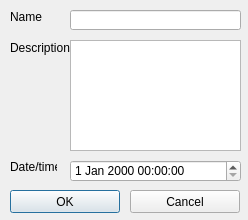
Old version of the form src/scaninfodialog.ui in the repository quepas/BodyOfYours.
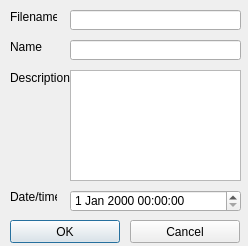
New version of the form.

Commit message: Adding text field for filename in ScanInfoDialog.

What changed in the file:
```diff
--- a/src/scaninfodialog.ui
+++ b/src/scaninfodialog.ui
@@ -7,7 +7,7 @@
     <x>0</x>
     <y>0</y>
     <width>248</width>
-    <height>220</height>
+    <height>246</height>
    </rect>
   </property>
   <property name="windowTitle">
@@ -17,17 +17,20 @@
    <property name="geometry">
     <rect>
      <x>70</x>
-     <y>40</y>
+     <y>70</y>
      <width>171</width>
      <height>111</height>
     </rect>
    </property>
   </widget>
   <widget class="QLineEdit" name="scanNameText">
+   <property name="enabled">
+    <bool>true</bool>
+   </property>
    <property name="geometry">
     <rect>
      <x>70</x>
-     <y>10</y>
+     <y>40</y>
      <width>171</width>
      <height>20</height>
     </rect>
@@ -37,7 +40,7 @@
    <property name="geometry">
     <rect>
      <x>10</x>
-     <y>190</y>
+     <y>220</y>
      <width>110</width>
      <height>23</height>
     </rect>
@@ -50,7 +53,7 @@
    <property name="geometry">
     <rect>
      <x>130</x>
-     <y>190</y>
+     <y>220</y>
      <width>110</width>
      <height>23</height>
     </rect>
@@ -63,7 +66,7 @@
    <property name="geometry">
     <rect>
      <x>70</x>
-     <y>160</y>
+     <y>190</y>
      <width>171</width>
      <height>22</height>
     </rect>
@@ -73,7 +76,7 @@
    <property name="geometry">
     <rect>
      <x>10</x>
-     <y>10</y>
+     <y>40</y>
      <width>47</width>
      <height>13</height>
     </rect>
@@ -86,7 +89,7 @@
    <property name="geometry">
     <rect>
      <x>10</x>
-     <y>40</y>
+     <y>70</y>
      <width>61</width>
      <height>16</height>
     </rect>
@@ -99,7 +102,7 @@
    <property name="geometry">
     <rect>
      <x>10</x>
-     <y>160</y>
+     <y>190</y>
      <width>47</width>
      <height>13</height>
     </rect>
@@ -108,6 +111,32 @@
     <string>Date/time</string>
    </property>
   </widget>
+  <widget class="QLabel" name="label_4">
+   <property name="geometry">
+    <rect>
+     <x>10</x>
+     <y>10</y>
+     <width>47</width>
+     <height>13</height>
+    </rect>
+   </property>
+   <property name="text">
+    <string>Filename</string>
+   </property>
+  </widget>
+  <widget class="QLineEdit" name="filenameText">
+   <property name="enabled">
+    <bool>true</bool>
+   </property>
+   <property name="geometry">
+    <rect>
+     <x>70</x>
+     <y>10</y>
+     <width>171</width>
+     <height>20</height>
+    </rect>
+   </property>
+  </widget>
  </widget>
  <resources/>
  <connections/>
```
